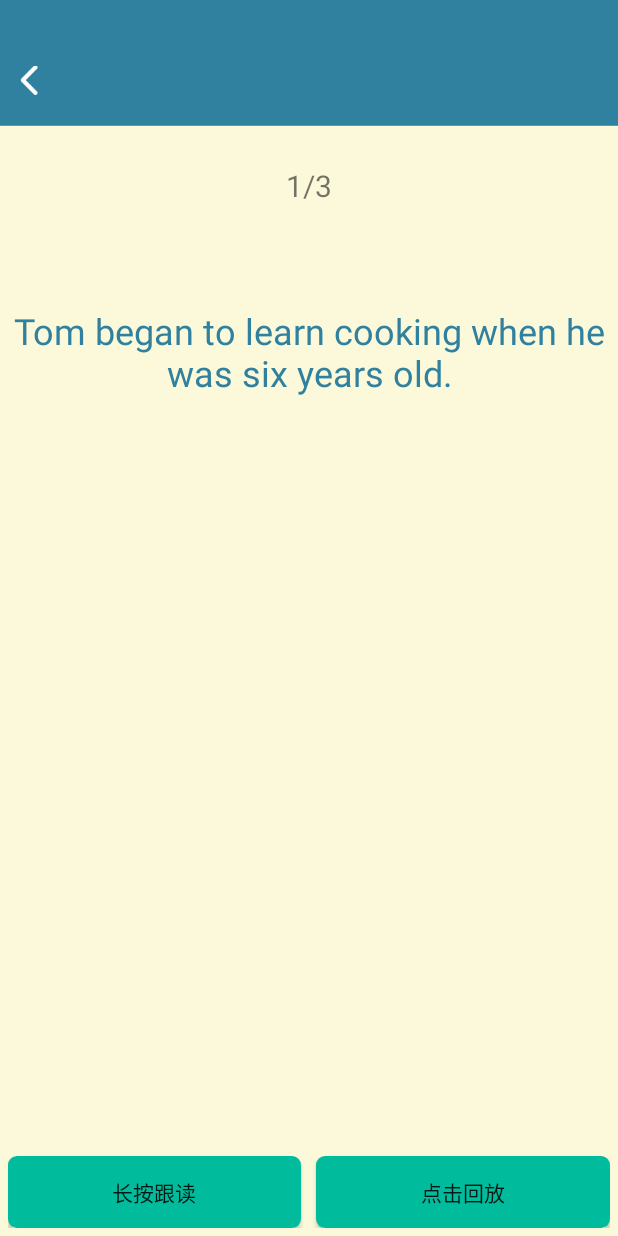
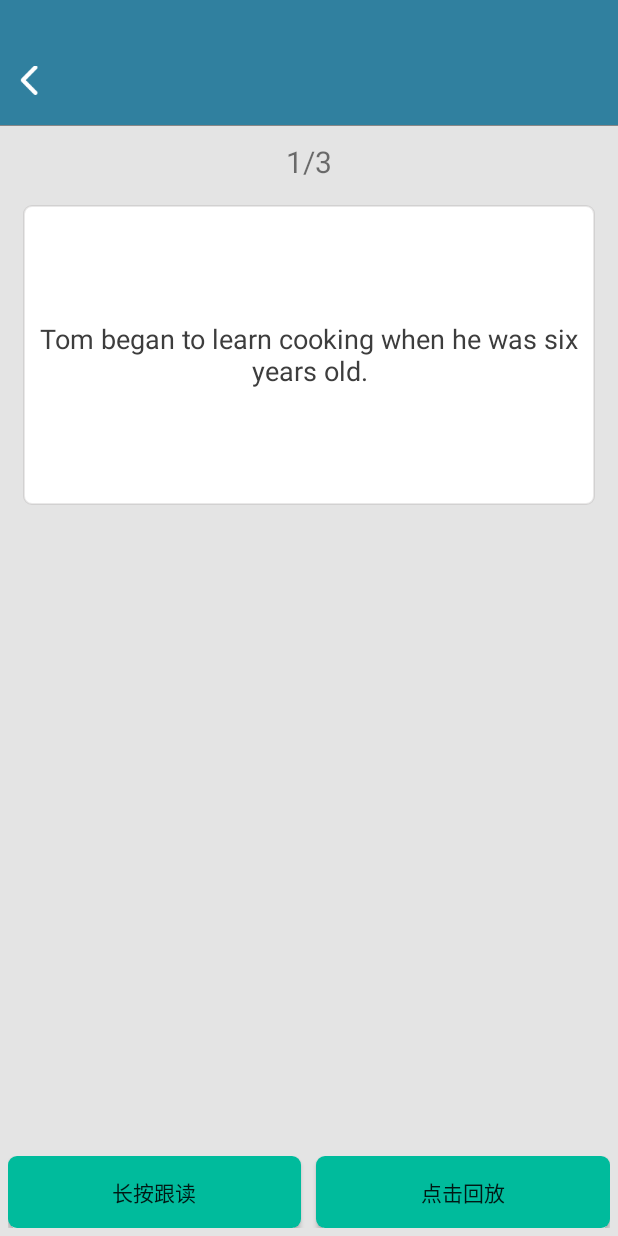
Before and after one commit to sunyuancun/SingSoundDemo, an Android app: the Sentence_OnlineCloudActivity screen opened directly, with no data from a screen before it, on a phone screen of 412 x 824 dp. Run offline under Robolectric (Android 15) with nearby library versions, the phone set to English and light mode, and no system bars; network calls fail; 3 statements that could not run were skipped.

Commit message:
优化viewpager背景

```diff
--- a/app/src/main/java/com/singsound/singsounddemo/utils/tabview/TabView.java
+++ b/app/src/main/java/com/singsound/singsounddemo/utils/tabview/TabView.java
@@ -148,9 +148,7 @@ public class TabView extends RelativeLayout {
 
         TextView textView_line = new TextView(context);
         textView_line.setId(R.id.tabview_textview);
-        //这里的Textview的父layout是ListView，所以要用ListView.LayoutParams
-//        textView_line.setWidth(TabViewUtil.dp2px(context, 300));
-//        textView_line.setHeight(TabViewUtil.dp2px(context, 1));
+
         LayoutParams textViewParams = new LayoutParams(RMP, TabViewUtil.dp2px(context, 1));
         textView_line.setLayoutParams(textViewParams);
         textView_line.setBackgroundColor(Color.parseColor("#3bb2d7"));
--- /dev/null
+++ b/app/src/main/res/drawable/viewpager_item_background.xml
@@ -0,0 +1,15 @@
+<?xml version="1.0" encoding="utf-8"?>
+<shape xmlns:android="http://schemas.android.com/apk/res/android">
+
+    <solid android:color="#FFFFFF" />
+
+    <stroke
+        android:width="1dp"
+        android:color="#22595656" />
+    <corners
+        android:bottomLeftRadius="5dp"
+        android:bottomRightRadius="5dp"
+        android:topLeftRadius="5dp"
+        android:topRightRadius="5dp" />
+
+</shape>
--- a/app/src/main/res/layout/activity_article__online_cloud.xml
+++ b/app/src/main/res/layout/activity_article__online_cloud.xml
@@ -16,7 +16,7 @@
         android:layout_width="fill_parent"
         android:layout_height="wrap_content"
         android:layout_below="@+id/title_bar"
-        android:background="@color/yellow" />
+        android:background="@color/background" />
 
 
     <RelativeLayout
--- a/app/src/main/res/layout/activity_choice__online_cloud.xml
+++ b/app/src/main/res/layout/activity_choice__online_cloud.xml
@@ -16,7 +16,7 @@
         android:layout_width="fill_parent"
         android:layout_height="wrap_content"
         android:layout_below="@+id/title_bar"
-        android:background="@color/yellow" />
+        android:background="@color/background" />
 
 
     <RelativeLayout
--- a/app/src/main/res/layout/activity_question_answer__online_cloud.xml
+++ b/app/src/main/res/layout/activity_question_answer__online_cloud.xml
@@ -16,7 +16,7 @@
         android:layout_width="fill_parent"
         android:layout_height="wrap_content"
         android:layout_below="@+id/title_bar"
-        android:background="@color/yellow" />
+        android:background="@color/background" />
 
 
     <RelativeLayout
--- a/app/src/main/res/layout/activity_sentence__native.xml
+++ b/app/src/main/res/layout/activity_sentence__native.xml
@@ -16,7 +16,7 @@
         android:layout_width="fill_parent"
         android:layout_height="wrap_content"
         android:layout_below="@+id/title_bar"
-        android:background="@color/yellow" />
+        android:background="@color/background"/>
 
 
     <RelativeLayout
--- a/app/src/main/res/layout/activity_sentence__online_cloud.xml
+++ b/app/src/main/res/layout/activity_sentence__online_cloud.xml
@@ -16,7 +16,7 @@ tools:context=".activity.Word_OnlineCloudActivity">
     android:layout_width="fill_parent"
     android:layout_height="wrap_content"
     android:layout_below="@+id/title_bar"
-    android:background="@color/yellow" />
+    android:background="@color/background" />
 
 
 <RelativeLayout
--- a/app/src/main/res/layout/activity_word.xml
+++ b/app/src/main/res/layout/activity_word.xml
@@ -16,7 +16,7 @@
         android:layout_width="fill_parent"
         android:layout_height="wrap_content"
         android:layout_below="@+id/title_bar"
-        android:background="@color/yellow" />
+        android:background="@color/background" />
 
 
     <RelativeLayout
--- a/app/src/main/res/layout/activity_word__native.xml
+++ b/app/src/main/res/layout/activity_word__native.xml
@@ -16,7 +16,7 @@
         android:layout_width="fill_parent"
         android:layout_height="wrap_content"
         android:layout_below="@+id/title_bar"
-        android:background="@color/yellow" />
+        android:background="@color/background" />
 
 
     <RelativeLayout
--- a/app/src/main/res/layout/item_words_pager.xml
+++ b/app/src/main/res/layout/item_words_pager.xml
@@ -2,25 +2,35 @@
 <LinearLayout xmlns:android="http://schemas.android.com/apk/res/android"
     android:layout_width="match_parent"
     android:layout_height="match_parent"
+    android:gravity="center_horizontal"
     android:orientation="vertical">
 
     <TextView
         android:id="@+id/position"
         android:layout_width="match_parent"
-        android:layout_height="40dp"
-        android:layout_marginTop="20dp"
+        android:layout_height="wrap_content"
+        android:layout_marginTop="10dp"
         android:gravity="center"
         android:text="o"
         android:textSize="20sp" />
 
-    <TextView
-        android:id="@+id/word"
+    <LinearLayout xmlns:android="http://schemas.android.com/apk/res/android"
         android:layout_width="match_parent"
-        android:layout_height="wrap_content"
-        android:layout_marginTop="60dp"
-        android:gravity="center"
-        android:text="o"
-        android:textColor="@color/colorPrimaryDark"
-        android:textSize="24sp" />
+        android:layout_height="match_parent"
+        android:gravity="center_horizontal"
+        android:orientation="vertical"
+        android:padding="15dp">
 
+        <TextView
+            android:id="@+id/word"
+            android:layout_width="match_parent"
+            android:layout_height="200dp"
+            android:background="@drawable/viewpager_item_background"
+            android:gravity="center"
+            android:paddingLeft="5dp"
+            android:paddingRight="5dp"
+            android:text="o"
+            android:textColor="@color/background_viewpager_item_word"
+            android:textSize="18sp" />
+    </LinearLayout>
 </LinearLayout>
--- a/app/src/main/res/values/colors.xml
+++ b/app/src/main/res/values/colors.xml
@@ -8,4 +8,5 @@
     <color name="black">#30809f</color>
     <color name="yellow">#22ffee00</color>
     <color name="background_tab_pressed">#6633B5E5</color>
+    <color name="background_viewpager_item_word">#3d3d3d</color>
 </resources>
```
Also changed, not shown: app/src/main/res/layout/item_choice_pager.xml (+14 -4 lines), app/src/main/res/layout/item_question_answer_pager.xml (+12 -3 lines).
